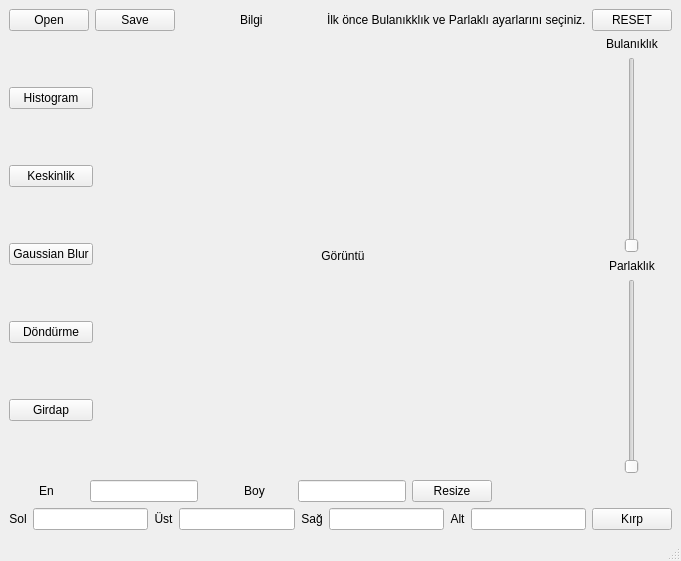
Above: process.ui from Ugur0855/Image_Proccessing_2020 before the change. Below: the same form after it.
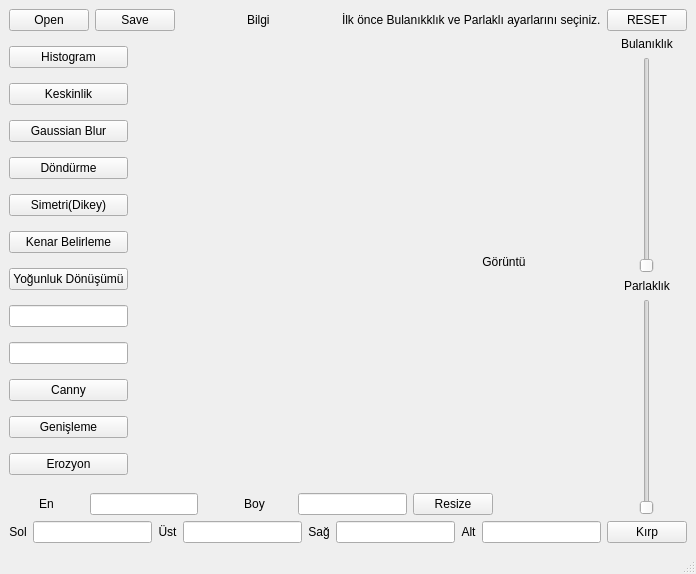
That is the form after the change.

What changed in the file:
```diff
--- a/process.ui
+++ b/process.ui
@@ -6,8 +6,8 @@
    <rect>
     <x>0</x>
     <y>0</y>
-    <width>681</width>
-    <height>561</height>
+    <width>696</width>
+    <height>574</height>
    </rect>
   </property>
   <property name="maximumSize">
@@ -27,7 +27,7 @@
   </property>
   <widget class="QWidget" name="centralwidget">
    <layout class="QGridLayout" name="gridLayout">
-    <item row="0" column="0" colspan="2">
+    <item row="0" column="0">
      <layout class="QHBoxLayout" name="horizontalLayout_2">
       <item>
        <widget class="QPushButton" name="open">
@@ -85,7 +85,7 @@
       </item>
      </layout>
     </item>
-    <item row="0" column="2">
+    <item row="0" column="1">
      <widget class="QPushButton" name="resetButton">
       <property name="text">
        <string>RESET</string>
@@ -93,6 +93,10 @@
      </widget>
     </item>
     <item row="1" column="0">
+     <layout class="QHBoxLayout" name="horizontalLayout_6">
+      <item>
+       <layout class="QHBoxLayout" name="horizontalLayout_4">
+        <item>
      <layout class="QVBoxLayout" name="verticalLayout">
       <item>
        <widget class="QPushButton" name="histButton">
@@ -150,21 +154,84 @@
        </widget>
       </item>
       <item>
-       <widget class="QPushButton" name="girdapButton">
-        <property name="minimumSize">
-         <size>
-          <width>75</width>
-          <height>0</height>
-         </size>
-        </property>
+           <widget class="QPushButton" name="flipButton">
+            <property name="text">
+             <string>Simetri(Dikey)</string>
+            </property>
+           </widget>
+          </item>
+          <item>
+           <widget class="QPushButton" name="kenarButton">
         <property name="text">
-         <string>Girdap</string>
+             <string>Kenar Belirleme</string>
         </property>
        </widget>
       </item>
-     </layout>
-    </item>
-    <item row="1" column="1">
+          <item>
+           <widget class="QPushButton" name="yogunlukButton">
+            <property name="text">
+             <string>Yoğunluk Dönüşümü</string>
+            </property>
+           </widget>
+          </item>
+          <item>
+           <widget class="QLineEdit" name="yogunlukInText"/>
+          </item>
+          <item>
+           <widget class="QLineEdit" name="yogunlukOutText"/>
+          </item>
+          <item>
+           <widget class="QPushButton" name="cannyButton">
+            <property name="text">
+             <string>Canny</string>
+            </property>
+           </widget>
+          </item>
+          <item>
+           <widget class="QPushButton" name="genislemeButton">
+            <property name="text">
+             <string>Genişleme</string>
+            </property>
+           </widget>
+          </item>
+          <item>
+           <widget class="QPushButton" name="erosionButton">
+            <property name="text">
+             <string>Erozyon</string>
+            </property>
+           </widget>
+          </item>
+         </layout>
+        </item>
+        <item>
+         <spacer name="horizontalSpacer_6">
+          <property name="orientation">
+           <enum>Qt::Horizontal</enum>
+          </property>
+          <property name="sizeHint" stdset="0">
+           <size>
+            <width>40</width>
+            <height>20</height>
+           </size>
+          </property>
+         </spacer>
+        </item>
+       </layout>
+      </item>
+      <item>
+       <spacer name="horizontalSpacer_8">
+        <property name="orientation">
+         <enum>Qt::Horizontal</enum>
+        </property>
+        <property name="sizeHint" stdset="0">
+         <size>
+          <width>40</width>
+          <height>20</height>
+         </size>
+        </property>
+       </spacer>
+      </item>
+      <item>
      <layout class="QVBoxLayout" name="verticalLayout_3">
       <item>
        <spacer name="verticalSpacer">
@@ -234,7 +301,9 @@
       </item>
      </layout>
     </item>
-    <item row="1" column="2">
+     </layout>
+    </item>
+    <item row="1" column="1" rowspan="2">
      <layout class="QVBoxLayout" name="verticalLayout_2">
       <item>
        <widget class="QLabel" name="label_3">
@@ -275,7 +344,7 @@
       </item>
      </layout>
     </item>
-    <item row="2" column="0" colspan="2">
+    <item row="2" column="0">
      <layout class="QHBoxLayout" name="horizontalLayout">
       <item>
        <widget class="QLabel" name="label">
@@ -382,7 +451,7 @@
       </item>
      </layout>
     </item>
-    <item row="3" column="0" colspan="3">
+    <item row="3" column="0" colspan="2">
      <layout class="QHBoxLayout" name="horizontalLayout_5">
       <item>
        <widget class="QLabel" name="label_7">
```
Left out of the diff: 264 changed lines with no effect on the pictures. Lines whose indentation alone changed are shown as unchanged.
